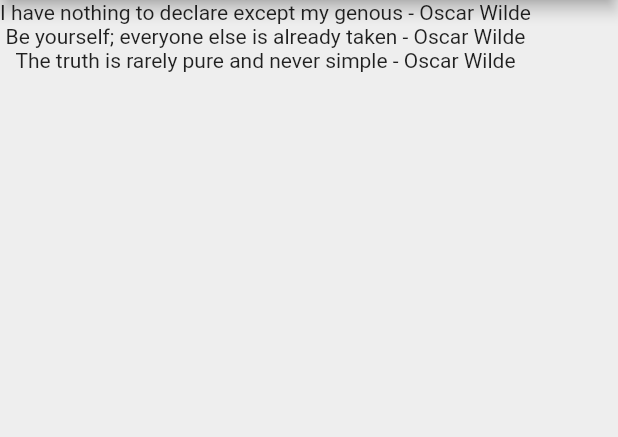
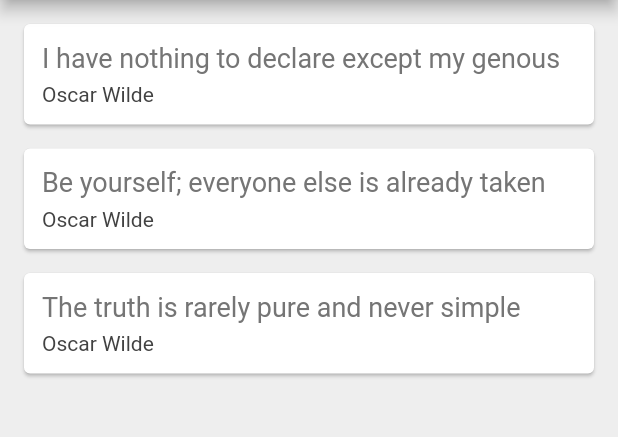
Before and after one commit to donnellythomas/quotes, a Flutter app: the screen it shows after launch, on a phone screen of 412 x 824 dp, the part 84-521 px from its top. Run offline on Flutter 3.47's test engine with Material 2 defaults, Android fonts, the phone set to English and light mode, and no system bars.

Commit message:
learning how to use cards

```diff
--- a/lib/main.dart
+++ b/lib/main.dart
@@ -21,6 +21,30 @@ class _QuoteListState extends State<QuoteList> {
         text: 'The truth is rarely pure and never simple')
   ];
 
+  Widget quoteTemplate(quote) {
+    return Card(
+      margin: EdgeInsets.fromLTRB(16, 16, 16, 0),
+      child: Padding(
+        padding: const EdgeInsets.all(12.0),
+        child: Column(
+          crossAxisAlignment: CrossAxisAlignment.stretch,
+          children: <Widget>[
+            Text(quote.text,
+                style: TextStyle(
+                  fontSize: 18.0,
+                  color: Colors.grey[600],
+                )),
+            SizedBox(height: 6),
+            Text(
+              quote.author,
+              style: TextStyle(fontSize: 14, color: Colors.grey[800]),
+            )
+          ],
+        ),
+      ),
+    );
+  }
+
   @override
   Widget build(BuildContext context) {
     return Scaffold(
@@ -31,9 +55,7 @@ class _QuoteListState extends State<QuoteList> {
           backgroundColor: Colors.redAccent,
         ),
         body: Column(
-          children: quotes
-              .map((quote) => Text('${quote.text} - ${quote.author}'))
-              .toList(),
+          children: quotes.map((quote) => quoteTemplate(quote)).toList(),
         ));
   }
 }
```
